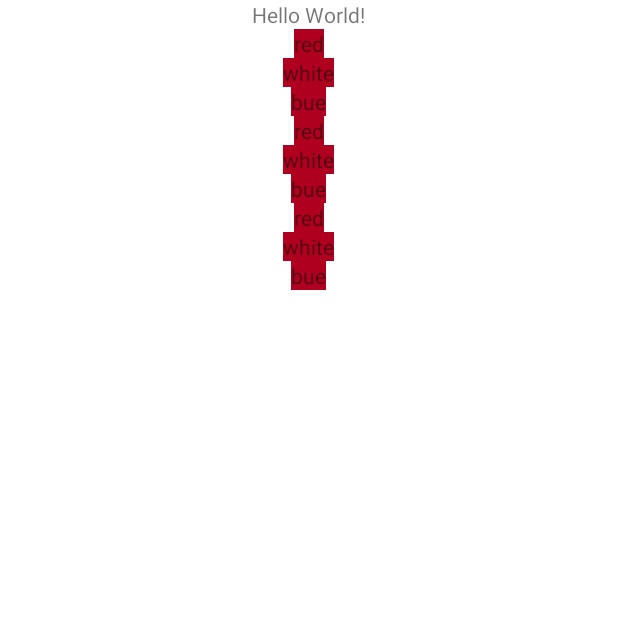
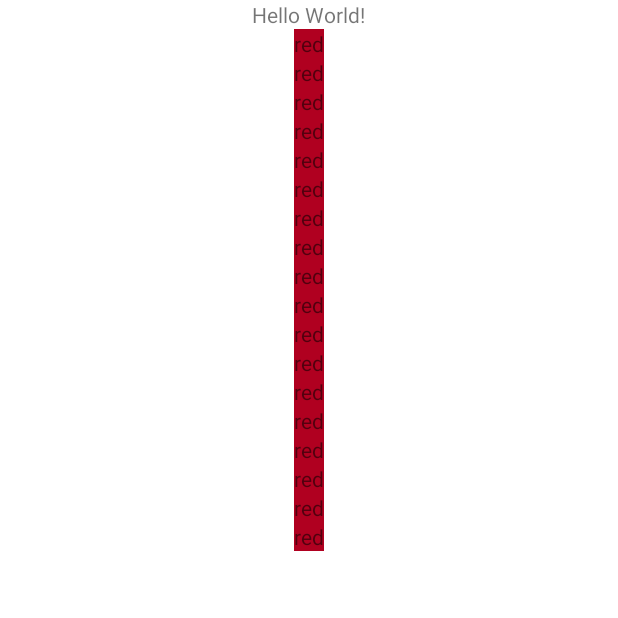
Before and after one commit to mujolocal/countrySelector, an Android app: the screen it shows after launch (MainActivity), on a phone screen of 412 x 824 dp, the top half of it. Run offline under Robolectric (Android 15) with nearby library versions, the phone set to English and light mode, and no system bars.

Commit message:
model attached to recycler view

```diff
--- a/app/src/main/java/com/example/countryselector/adapter/RecycleAdapter.java
+++ b/app/src/main/java/com/example/countryselector/adapter/RecycleAdapter.java
@@ -7,13 +7,14 @@ import androidx.annotation.NonNull;
 import androidx.recyclerview.widget.RecyclerView;
 
 import com.example.countryselector.databinding.RecycleItemBinding;
+import com.example.countryselector.model.CountryInfo;
 
 import java.util.ArrayList;
 
 public class RecycleAdapter extends RecyclerView.Adapter<RecycleAdapter.AdapterViewHolder> {
-    private ArrayList<String> strings;
-    public RecycleAdapter(ArrayList<String> strings){
-        this.strings = strings;
+    private ArrayList<CountryInfo> countries;
+    public RecycleAdapter(ArrayList<CountryInfo> countries){
+        this.countries = countries;
 
     }
 
@@ -30,13 +31,13 @@ public class RecycleAdapter extends RecyclerView.Adapter<RecycleAdapter.AdapterV
 
     @Override
     public void onBindViewHolder(@NonNull RecycleAdapter.AdapterViewHolder holder, int position) {
-        holder.setLayout(strings.get(position));
+        holder.setLayout(countries.get(position).getName());
     }
 
 
     @Override
     public int getItemCount() {
-        return strings.size();
+        return countries.size();
     }
 
     class AdapterViewHolder extends RecyclerView.ViewHolder{
--- a/app/src/main/java/com/example/countryselector/view/MainActivity.java
+++ b/app/src/main/java/com/example/countryselector/view/MainActivity.java
@@ -9,13 +9,14 @@ import android.renderscript.ScriptGroup;
 import com.example.countryselector.R;
 import com.example.countryselector.adapter.RecycleAdapter;
 import com.example.countryselector.databinding.ActivityMainBinding;
+import com.example.countryselector.model.CountryInfo;
 
 import java.util.ArrayList;
 import java.util.List;
 
 public class MainActivity extends AppCompatActivity {
     LinearLayoutManager linearLayoutManager;
-    private ArrayList<String> strings = new ArrayList<>();
+    private ArrayList<CountryInfo> countries = new ArrayList<>();
     ActivityMainBinding activityMainBinding;
     private RecycleAdapter recycleAdapter;
     @Override
@@ -23,16 +24,27 @@ public class MainActivity extends AppCompatActivity {
         super.onCreate(savedInstanceState);
         activityMainBinding = ActivityMainBinding.inflate(getLayoutInflater());
         setContentView(activityMainBinding.getRoot());
-        strings.add("red");
-        strings.add("white");
-        strings.add("bue");
-        strings.add("red");
-        strings.add("white");
-        strings.add("bue");
-        strings.add("red");
-        strings.add("white");
-        strings.add("bue");
-        recycleAdapter = new RecycleAdapter(strings);
+        countries.add(new CountryInfo("red","red","red"));
+        countries.add(new CountryInfo("red","red","red"));
+        countries.add(new CountryInfo("red","red","red"));
+        countries.add(new CountryInfo("red","red","red"));
+        countries.add(new CountryInfo("red","red","red"));
+        countries.add(new CountryInfo("red","red","red"));
+        countries.add(new CountryInfo("red","red","red"));
+        countries.add(new CountryInfo("red","red","red"));
+        countries.add(new CountryInfo("red","red","red"));
+        countries.add(new CountryInfo("red","red","red"));
+        countries.add(new CountryInfo("red","red","red"));
+        countries.add(new CountryInfo("red","red","red"));
+        countries.add(new CountryInfo("red","red","red"));
+        countries.add(new CountryInfo("red","red","red"));
+        countries.add(new CountryInfo("red","red","red"));
+        countries.add(new CountryInfo("red","red","red"));
+        countries.add(new CountryInfo("red","red","red"));countries.add(new CountryInfo("red","red","red"));
+
+
+
+        recycleAdapter = new RecycleAdapter(countries);
         linearLayoutManager = new LinearLayoutManager(this);
         activityMainBinding.recyclerView.setAdapter(recycleAdapter);
         activityMainBinding.recyclerView.setLayoutManager(linearLayoutManager);
--- a/app/src/main/res/layout/recycle_item.xml
+++ b/app/src/main/res/layout/recycle_item.xml
@@ -11,4 +11,5 @@
         android:text="@string/app_name"
        />
 
+
 </LinearLayout>
```
